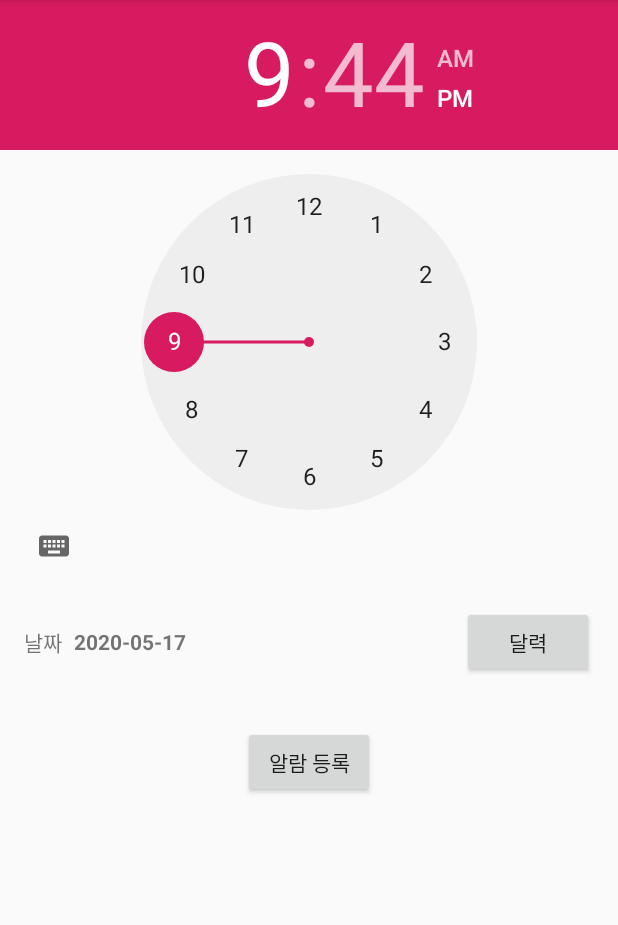
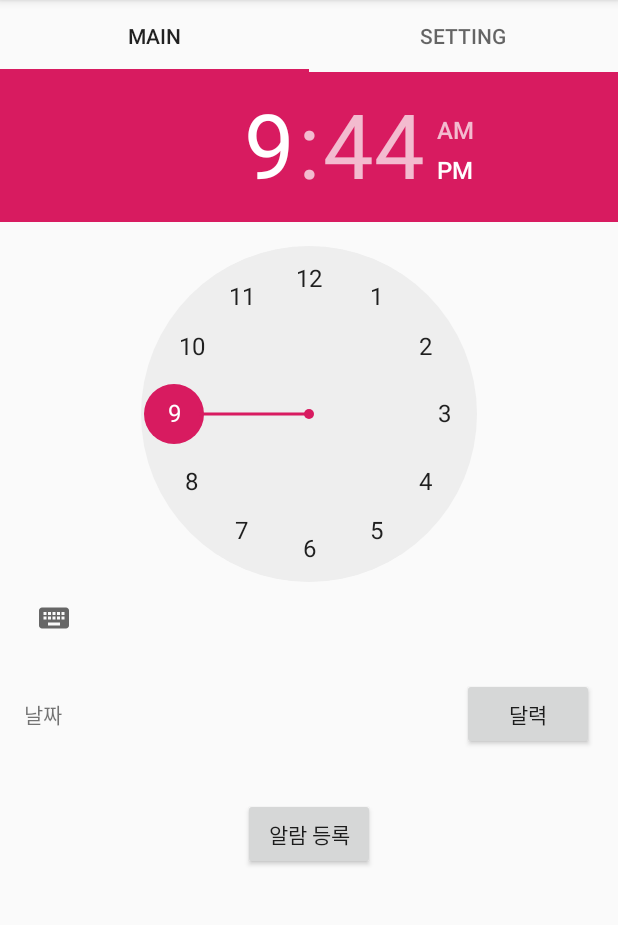
Before and after one commit to AR-larm/android, an Android app: the screen it shows after launch (MainActivity), on a phone screen of 412 x 824 dp, the part 84-1009 px from its top. Run offline under Robolectric (Android 15) with nearby library versions, the phone set to English and light mode, and no system bars.

Commit message:
5/17 viewPager추가

```diff
--- a/ALARM/app/build.gradle
+++ b/ALARM/app/build.gradle
@@ -5,7 +5,7 @@ android {
     buildToolsVersion "29.0.3"
     defaultConfig {
         applicationId "com.example.alarm"
-        minSdkVersion 16
+        minSdkVersion 24
         targetSdkVersion 29
         versionCode 1
         versionName "1.0"
@@ -23,6 +23,7 @@ dependencies {
     implementation fileTree(dir: 'libs', include: ['*.jar'])
     implementation 'androidx.appcompat:appcompat:1.1.0'
     implementation 'androidx.constraintlayout:constraintlayout:1.1.3'
+    implementation 'com.google.android.material:material:1.2.0-alpha01'
     testImplementation 'junit:junit:4.12'
     androidTestImplementation 'androidx.test.ext:junit:1.1.1'
     androidTestImplementation 'androidx.test.espresso:espresso-core:3.2.0'
--- /dev/null
+++ b/ALARM/app/src/main/java/com/example/alarm/FragMonday.java
@@ -0,0 +1,28 @@
+package com.example.alarm;
+
+import android.os.Bundle;
+import android.view.LayoutInflater;
+import android.view.View;
+import android.view.ViewGroup;
+
+import androidx.annotation.NonNull;
+import androidx.annotation.Nullable;
+import androidx.fragment.app.Fragment;
+
+public class FragMonday extends Fragment {
+    private View view;
+
+    public static FragMonday newinstance()
+    {
+        FragMonday fragMonday=new FragMonday();
+        return fragMonday;
+    }
+    @Nullable
+    @Override
+    public View onCreateView(@NonNull LayoutInflater inflater, @Nullable ViewGroup container, @Nullable Bundle savedinstanceState){
+        view=inflater.inflate(R.layout.frag_monday,container,false);
+        return view;
+    }
+
+
+}
--- a/ALARM/app/src/main/java/com/example/alarm/MainActivity.java
+++ b/ALARM/app/src/main/java/com/example/alarm/MainActivity.java
@@ -12,6 +12,10 @@ import android.widget.TimePicker;
 import android.widget.Toast;
 
 import androidx.appcompat.app.AppCompatActivity;
+import androidx.fragment.app.FragmentPagerAdapter;
+import androidx.viewpager.widget.ViewPager;
+
+import com.google.android.material.tabs.TabLayout;
 
 import java.text.SimpleDateFormat;
 import java.util.Calendar;
@@ -19,6 +23,7 @@ import java.util.Locale;
 
 public class MainActivity extends AppCompatActivity {
 
+    private FragmentPagerAdapter fragmentPagerAdapter;
     // 알람 시간
     private Calendar calendar;
 
@@ -27,22 +32,35 @@ public class MainActivity extends AppCompatActivity {
     @Override
     protected void onCreate(Bundle savedInstanceState) {
         super.onCreate(savedInstanceState);
-        setContentView(R.layout.activity_main);
+        //frag_monday setting하기
+        setContentView(R.layout.frag_monday);
+
 
         this.calendar = Calendar.getInstance();
         // 현재 날짜 표시
         displayDate();
 
         this.timePicker = findViewById(R.id.timePicker);
-
+        //Calender,알람버튼에 리스너 추가
         findViewById(R.id.btnCalendar).setOnClickListener(mClickListener);
         findViewById(R.id.btnAlarm).setOnClickListener(mClickListener);
+
+        setContentView(R.layout.activity_main);
+        //뷰페이저 셋팅
+        ViewPager  viewPager=findViewById(R.id.ViewPager);
+        fragmentPagerAdapter=new ViewPagerAdapter(getSupportFragmentManager());
+
+        TabLayout tabLayout=findViewById(R.id.tab_layout);
+        viewPager.setAdapter(fragmentPagerAdapter);
+        tabLayout.setupWithViewPager(viewPager);
+
+
     }
 
     /* 날짜 표시 */
     private void displayDate() {
         SimpleDateFormat format = new SimpleDateFormat("yyyy-MM-dd", Locale.getDefault());
-        ((TextView) findViewById(R.id.txtDate)).setText(format.format(this.calendar.getTime()));
+     //((TextView) findViewById(R.id.txtDate)).setText(format.format(this.calendar.getTime()));
     }
 
     /* DatePickerDialog 호출 */
--- /dev/null
+++ b/ALARM/app/src/main/java/com/example/alarm/ViewPagerAdapter.java
@@ -0,0 +1,54 @@
+package com.example.alarm;
+
+import androidx.annotation.NonNull;
+import androidx.annotation.Nullable;
+import androidx.fragment.app.Fragment;
+import androidx.fragment.app.FragmentManager;
+import androidx.fragment.app.FragmentPagerAdapter;
+
+public class ViewPagerAdapter extends FragmentPagerAdapter {
+
+
+    public ViewPagerAdapter(@NonNull FragmentManager fm) {
+        super(fm);
+    }
+
+    //프래그 먼트 교체
+    @NonNull
+    @Override
+    public Fragment getItem(int position) {
+        switch (position)
+        {
+            case 0:
+                return FragMonday.newinstance();
+            case 1:
+                return setting.newinstance(); // 나중에 생성해주자
+            default:
+                return null;
+
+        }
+    }
+
+    //
+    @Override
+    public int getCount() {
+        return 2; //총 페이지의 갯수를 return 해주자.
+    }
+
+
+    //상단의 탭 인디케이터 쪽에 텍스트 선언
+    @Nullable
+    @Override
+    public CharSequence getPageTitle(int position) {
+        switch (position)
+        {
+            case 0:
+                return "Main";
+            case 1:
+                return "Setting"; // 나중에 생성해주자
+            default:
+                return null;
+
+        }
+    }
+}
--- /dev/null
+++ b/ALARM/app/src/main/java/com/example/alarm/setting.java
@@ -0,0 +1,28 @@
+package com.example.alarm;
+
+import android.os.Bundle;
+import android.view.LayoutInflater;
+import android.view.View;
+import android.view.ViewGroup;
+
+import androidx.annotation.NonNull;
+import androidx.annotation.Nullable;
+import androidx.fragment.app.Fragment;
+
+public class setting extends Fragment {
+    private View view;
+
+    public static setting newinstance()
+    {
+        setting setting=new setting();
+        return setting;
+    }
+    @Nullable
+    @Override
+    public View onCreateView(@NonNull LayoutInflater inflater, @Nullable ViewGroup container, @Nullable Bundle savedinstanceState){
+        view=inflater .inflate(R.layout.setting,container,false);
+        return view;
+    }
+
+
+}
--- a/ALARM/app/src/main/res/layout/activity_main.xml
+++ b/ALARM/app/src/main/res/layout/activity_main.xml
@@ -1,62 +1,48 @@
 <?xml version="1.0" encoding="utf-8"?>
-<LinearLayout xmlns:android="http://schemas.android.com/apk/res/android"
+<androidx.constraintlayout.widget.ConstraintLayout xmlns:android2="http://schemas.android.com/apk/res/android"
+    xmlns:app="http://schemas.android.com/apk/res-auto"
     xmlns:tools="http://schemas.android.com/tools"
-    android:layout_width="match_parent"
-    android:layout_height="match_parent"
-    android:orientation="vertical"
+    android2:layout_width="match_parent"
+    android2:layout_height="match_parent"
     tools:context=".MainActivity">
 
-    <TimePicker
-        android:id="@+id/timePicker"
-        android:layout_width="match_parent"
-        android:layout_height="wrap_content"
-        />
+    <com.google.android.material.tabs.TabLayout
+        android2:id="@+id/tab_layout"
+        android2:layout_width="match_parent"
+        android2:layout_height="wrap_content"
+        app:layout_constraintBottom_toTopOf="@+id/const_vp"
+        app:layout_constraintEnd_toEndOf="parent"
+        app:layout_constraintHorizontal_bias="0.43"
+        app:layout_constraintStart_toStartOf="parent"
+        app:layout_constraintTop_toTopOf="parent">
 
-    <LinearLayout
-        android:orientation="horizontal"
-        android:layout_width="match_parent"
-        android:layout_height="wrap_content"
-        android:padding="16dp"
-        android:gravity="center_vertical">
+        <com.google.android.material.tabs.TabItem
+            android2:layout_width="wrap_content"
+            android2:layout_height="wrap_content"
+            android2:text="Main" />
 
-        <TextView
-            android:layout_width="wrap_content"
-            android:layout_height="wrap_content"
-            android:text="날짜"
-            />
+        <com.google.android.material.tabs.TabItem
+            android2:layout_width="wrap_content"
+            android2:layout_height="wrap_content"
+            android2:text="Setting" />
+    </com.google.android.material.tabs.TabLayout>
 
-        <TextView
-            android:id="@+id/txtDate"
-            android:layout_width="0px"
-            android:layout_height="wrap_content"
-            android:layout_weight="1"
-            android:layout_marginStart="8dp"
-            android:textStyle="bold"
-            />
+    <androidx.constraintlayout.widget.ConstraintLayout
+        android2:id="@+id/const_vp"
+        android2:layout_width="match_parent"
+        android2:layout_height="0dp"
+        app:layout_constraintBottom_toBottomOf="parent"
+        app:layout_constraintEnd_toEndOf="parent"
+        app:layout_constraintStart_toStartOf="parent"
+        app:layout_constraintTop_toBottomOf="@+id/tab_layout">
 
-        <Button
-            android:id="@+id/btnCalendar"
-            android:layout_width="wrap_content"
-            android:layout_height="wrap_content"
-            android:text="달력"
-            />
-
-    </LinearLayout>
-
-    <LinearLayout
-        android:orientation="horizontal"
-        android:layout_width="match_parent"
-        android:layout_height="wrap_content"
-        android:padding="16dp"
-        android:gravity="center">
-
-        <Button
-            android:id="@+id/btnAlarm"
-            android:layout_width="wrap_content"
-            android:layout_height="wrap_content"
-            android:text="알람 등록"
-            />
-
-    </LinearLayout>
-
-</LinearLayout>
+        <androidx.viewpager.widget.ViewPager
+            android2:id="@+id/ViewPager"
+            android2:layout_width="match_parent"
+            android2:layout_height="match_parent"
+            app:layout_constraintBottom_toBottomOf="parent"
+            app:layout_constraintEnd_toEndOf="parent"
+            app:layout_constraintStart_toStartOf="parent"
+            app:layout_constraintTop_toTopOf="parent" />
+    </androidx.constraintlayout.widget.ConstraintLayout>
+</androidx.constraintlayout.widget.ConstraintLayout>
--- /dev/null
+++ b/ALARM/app/src/main/res/layout/frag_monday.xml
@@ -0,0 +1,62 @@
+<?xml version="1.0" encoding="utf-8"?>
+<LinearLayout xmlns:android="http://schemas.android.com/apk/res/android"
+    xmlns:tools="http://schemas.android.com/tools"
+    android:layout_width="match_parent"
+    android:layout_height="match_parent"
+    android:orientation="vertical"
+    tools:context=".MainActivity">
+
+    <TimePicker
+        android:id="@+id/timePicker"
+        android:layout_width="match_parent"
+        android:layout_height="wrap_content"
+        />
+
+    <LinearLayout
+        android:orientation="horizontal"
+        android:layout_width="match_parent"
+        android:layout_height="wrap_content"
+        android:padding="16dp"
+        android:gravity="center_vertical">
+
+        <TextView
+            android:layout_width="wrap_content"
+            android:layout_height="wrap_content"
+            android:text="날짜"
+            />
+
+        <TextView
+            android:id="@+id/txtDate"
+            android:layout_width="0px"
+            android:layout_height="wrap_content"
+            android:layout_weight="1"
+            android:layout_marginStart="8dp"
+            android:textStyle="bold"
+            />
+
+        <Button
+            android:id="@+id/btnCalendar"
+            android:layout_width="wrap_content"
+            android:layout_height="wrap_content"
+            android:text="달력"
+            />
+
+    </LinearLayout>
+
+    <LinearLayout
+        android:orientation="horizontal"
+        android:layout_width="match_parent"
+        android:layout_height="wrap_content"
+        android:padding="16dp"
+        android:gravity="center">
+
+        <Button
+            android:id="@+id/btnAlarm"
+            android:layout_width="wrap_content"
+            android:layout_height="wrap_content"
+            android:text="알람 등록"
+            />
+
+    </LinearLayout>
+
+</LinearLayout>
--- /dev/null
+++ b/ALARM/app/src/main/res/layout/setting.xml
@@ -0,0 +1,14 @@
+<?xml version="1.0" encoding="utf-8"?>
+<LinearLayout xmlns:android="http://schemas.android.com/apk/res/android"
+    xmlns:tools="http://schemas.android.com/tools"
+    android:layout_width="match_parent"
+    android:layout_height="match_parent"
+    android:orientation="vertical"
+    tools:context=".MainActivity">
+
+    <TextView
+        android:id="@+id/textView"
+        android:layout_width="match_parent"
+        android:layout_height="wrap_content"
+        android:text="Setting" />
+</LinearLayout>
```
